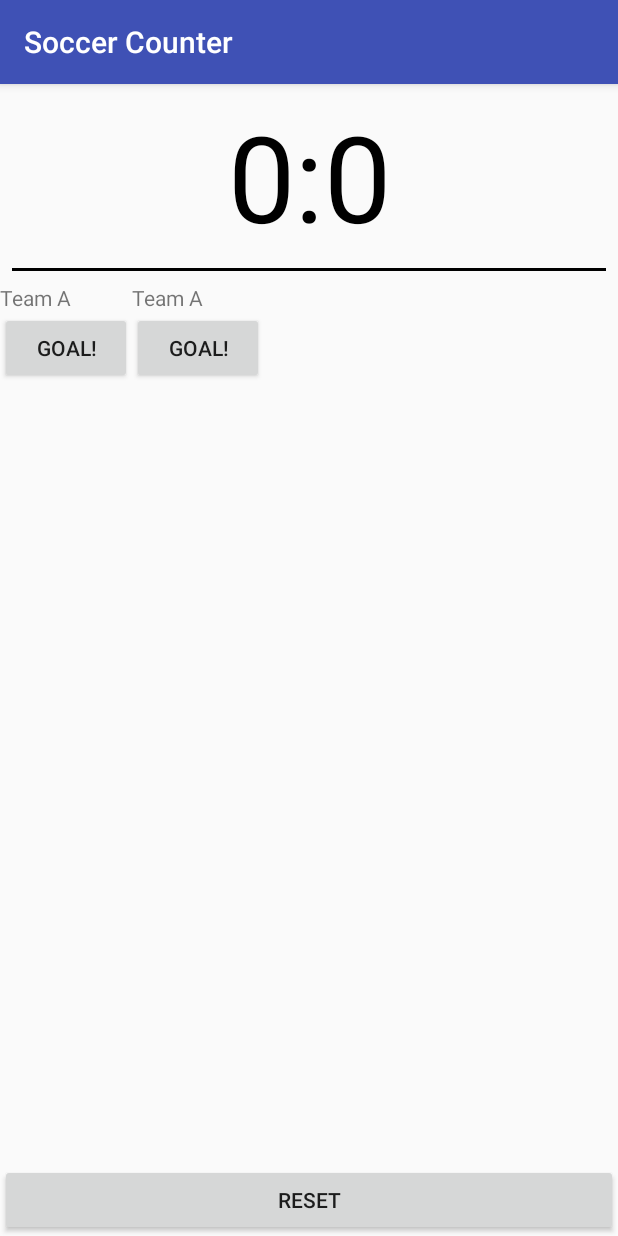
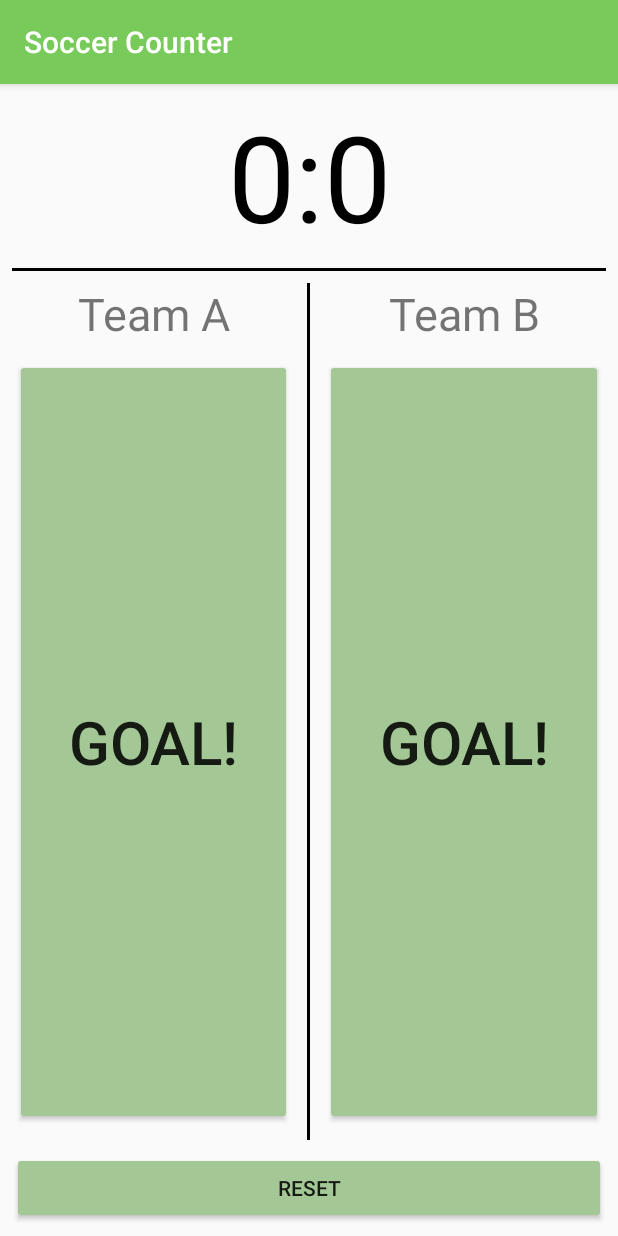
Before and after one commit to jakislogin/SoccerCounter, an Android app: the screen it shows after launch (MainActivity), on a phone screen of 412 x 824 dp. Run offline under Robolectric (Android 15) with nearby library versions, the phone set to English and light mode, and no system bars.

Commit message:
v 1.0 Stylized and finished :)

```diff
--- a/app/src/main/AndroidManifest.xml
+++ b/app/src/main/AndroidManifest.xml
@@ -4,9 +4,9 @@
 
     <application
         android:allowBackup="true"
-        android:icon="@mipmap/ic_launcher"
+        android:icon="@mipmap/ic_pilka"
         android:label="@string/app_name"
-        android:roundIcon="@mipmap/ic_launcher_round"
+        android:roundIcon="@mipmap/ic_pilka"
         android:supportsRtl="true"
         android:theme="@style/AppTheme">
         <activity android:name=".MainActivity">
--- a/app/src/main/res/layout/activity_main.xml
+++ b/app/src/main/res/layout/activity_main.xml
@@ -27,37 +27,52 @@
         android:orientation="horizontal">
 
         <LinearLayout
-            android:layout_width="wrap_content"
-            android:layout_height="wrap_content"
+            android:layout_width="0dp"
+            android:layout_height="match_parent"
+            android:layout_weight="1"
             android:orientation="vertical">
 
             <TextView
-                android:layout_width="wrap_content"
+                android:layout_width="match_parent"
                 android:layout_height="wrap_content"
-                android:text="Team A" />
+                android:gravity="center_horizontal"
+                android:text="Team A"
+                android:textSize="30sp" />
 
             <Button
-                android:layout_width="wrap_content"
-                android:layout_height="wrap_content"
+                android:layout_width="match_parent"
+                android:layout_height="match_parent"
+                android:layout_margin="10dp"
                 android:onClick="goalForTeamA"
-                android:text="Goal!" />
+                android:text="Goal!"
+                android:textSize="40sp" />
         </LinearLayout>
 
+        <View
+            android:layout_width="2dp"
+            android:layout_height="match_parent"
+            android:background="@android:color/black" />
+
         <LinearLayout
-            android:layout_width="wrap_content"
-            android:layout_height="wrap_content"
+            android:layout_width="0dp"
+            android:layout_height="match_parent"
+            android:layout_weight="1"
             android:orientation="vertical">
 
             <TextView
-                android:layout_width="wrap_content"
+                android:layout_width="match_parent"
                 android:layout_height="wrap_content"
-                android:text="Team A" />
+                android:gravity="center_horizontal"
+                android:text="Team B"
+                android:textSize="30sp" />
 
             <Button
-                android:layout_width="wrap_content"
-                android:layout_height="wrap_content"
+                android:layout_width="match_parent"
+                android:layout_height="match_parent"
+                android:layout_margin="10dp"
                 android:onClick="goalForTeamB"
-                android:text="Goal!" />
+                android:text="Goal!"
+                android:textSize="40sp" />
         </LinearLayout>
 
     </LinearLayout>
@@ -65,6 +80,7 @@
     <Button
         android:layout_width="match_parent"
         android:layout_height="wrap_content"
+        android:layout_margin="8dp"
         android:onClick="resetScore"
         android:text="Reset" />
 
--- a/app/src/main/res/values/styles.xml
+++ b/app/src/main/res/values/styles.xml
@@ -3,9 +3,10 @@
     <!-- Base application theme. -->
     <style name="AppTheme" parent="Theme.AppCompat.Light.DarkActionBar">
         <!-- Customize your theme here. -->
-        <item name="colorPrimary">@color/colorPrimary</item>
-        <item name="colorPrimaryDark">@color/colorPrimaryDark</item>
-        <item name="colorAccent">@color/colorAccent</item>
+        <item name="colorPrimary">#78CA5A</item>
+        <item name="colorPrimaryDark">#61A349</item>
+        <item name="colorAccent">#243D1C</item>
+        <item name="colorButtonNormal">#A3C896</item>
     </style>
 
 </resources>
```
